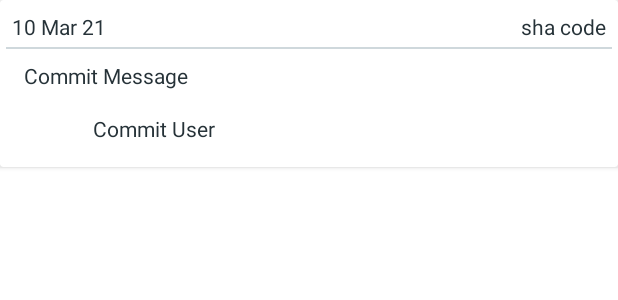
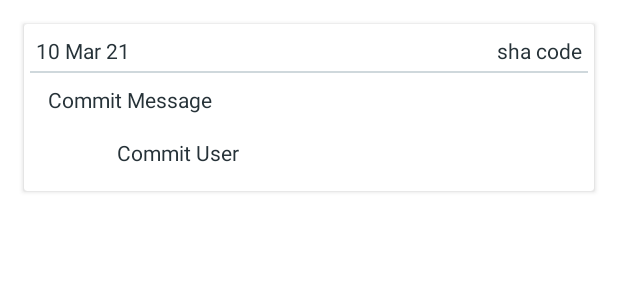
Before and after one commit to Thre4dripper/GithubBrowser-AndroidApp, an Android app: the layout item_commit_card.xml on its own in the app's theme, with its tools: preview values and no code run, on a phone screen of 412 x 824 dp. Shown: the top 300 px of the screen. Run offline under Robolectric (Android 15) with nearby library versions, the phone set to English and light mode, and no system bars.

Commit message:
fixed commit card design and bug in fetching commits

```diff
--- a/app/src/main/java/com/example/githubbrowser/Fragments/BranchesFragment.kt
+++ b/app/src/main/java/com/example/githubbrowser/Fragments/BranchesFragment.kt
@@ -16,6 +16,7 @@ import com.example.githubbrowser.Activities.CommitsActivity
 import com.example.githubbrowser.Activities.DetailActivity
 import com.example.githubbrowser.Adapters.BranchesRecyclerAdapter
 import com.example.githubbrowser.R
+import com.example.githubbrowser.ViewModels.CommitsViewModel
 import com.example.githubbrowser.ViewModels.DetailsViewModel
 import com.example.githubbrowser.ViewModels.HomeViewModel
 import com.example.githubbrowser.databinding.FragmentBranchesBinding
@@ -84,6 +85,8 @@ class BranchesFragment : Fragment(), BranchesRecyclerAdapter.BranchClickInterfac
         }
 
     override fun branchOnClick(position: Int) {
+        CommitsViewModel.commitsList.clear()
+
         val intent = Intent(requireContext(), CommitsActivity::class.java)
         intent.putExtra(BRANCH_CARD_KEY, position)
         startActivity(intent)
--- a/app/src/main/res/layout/item_commit_card.xml
+++ b/app/src/main/res/layout/item_commit_card.xml
@@ -2,7 +2,8 @@
 <androidx.cardview.widget.CardView xmlns:android="http://schemas.android.com/apk/res/android"
     xmlns:app="http://schemas.android.com/apk/res-auto"
     android:layout_width="match_parent"
-    android:layout_height="wrap_content">
+    android:layout_height="wrap_content"
+    android:layout_margin="16dp">
 
     <androidx.constraintlayout.widget.ConstraintLayout
         android:layout_width="match_parent"
```
Also changed, not shown: app/src/main/java/com/example/githubbrowser/Activities/CommitsActivity.kt (+0 -7 lines).
